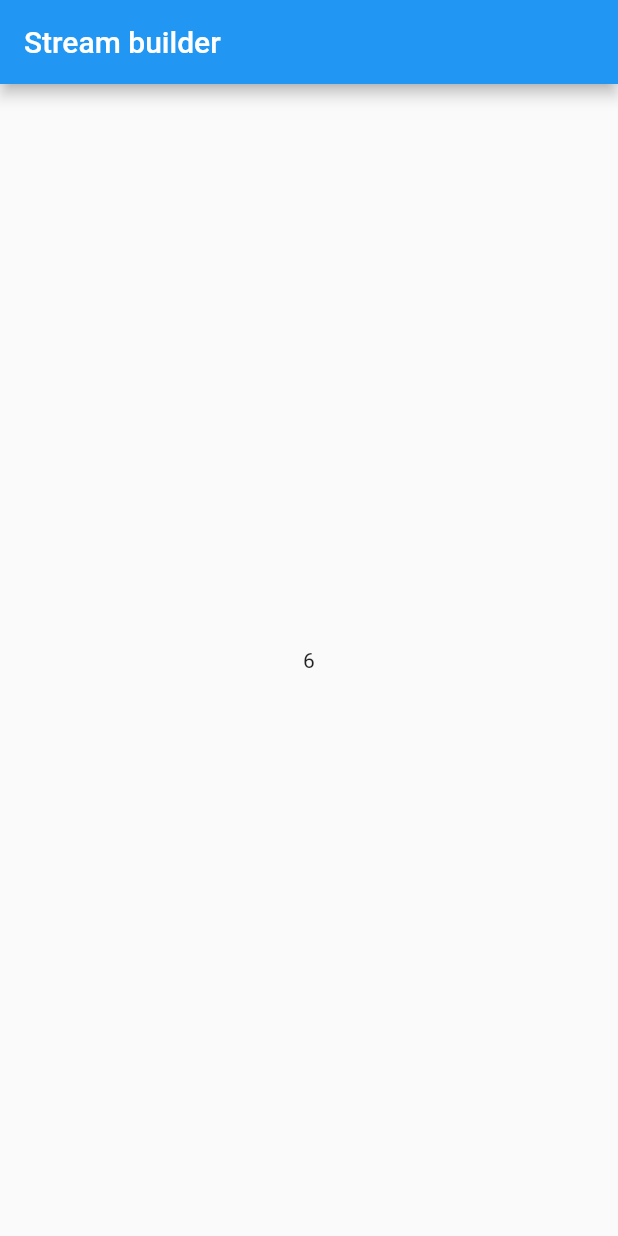
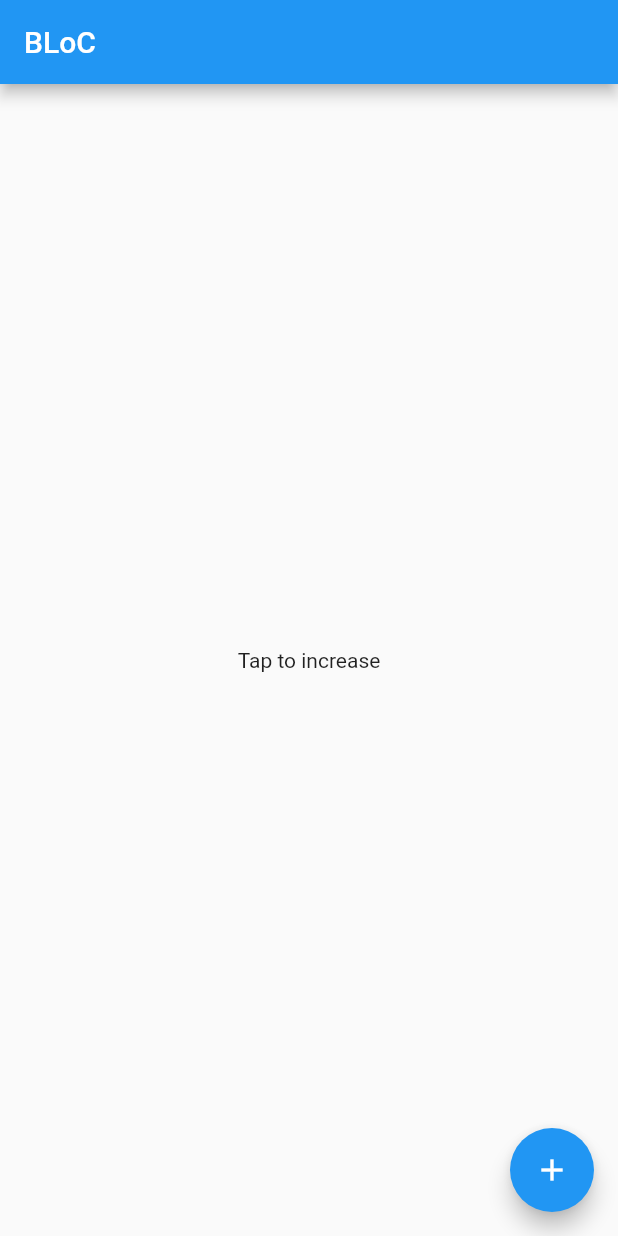
Before and after one commit to PratikChothani007/state_management, a Flutter app: the screen it shows after launch, on a phone screen of 412 x 824 dp. Run offline on Flutter 3.47's test engine with Material 2 defaults, Android fonts, the phone set to English and light mode, and no system bars.

Commit message:
Add bloc.

```diff
--- /dev/null
+++ b/lib/bloc.dart
@@ -0,0 +1,15 @@
+import 'dart:async';
+
+class MyBloc {
+  final StreamController<int> _controller = StreamController<int>();
+
+  Stream<int> get stream => _controller.stream;
+
+  Sink<int> get sink => _controller.sink;
+
+  int counter = 0;
+
+  void increment(){
+    _controller.sink.add(counter++);
+  }
+}
--- a/lib/main.dart
+++ b/lib/main.dart
@@ -1,4 +1,5 @@
 import 'package:flutter/material.dart';
+import 'package:state_management/bloc.dart';
 
 void main() {
   runApp(const MyApp());
@@ -25,24 +26,18 @@ class HomeScreen extends StatefulWidget {
 
 class _HomeScreenState extends State<HomeScreen> {
 
-  Stream<int> autoCounter() async* {
-    int count = 0;
-    while(true){
-      await Future.delayed(const Duration(seconds: 1));
-      yield count++;
-    }
-  }
+  MyBloc bloc = MyBloc();
 
   @override
   Widget build(BuildContext context) {
     return Scaffold(
       appBar: AppBar(
-        title: const Text("Stream builder"),
+        title: const Text("BLoC"),
       ),
       body: Center(
         child: StreamBuilder<int>(
           // initialData: 0,
-          stream: autoCounter(),
+          stream: bloc.stream,
           builder: (_, snapshot) {
             if (snapshot.hasError) {
               return const Text("Some thing went wrong");
@@ -50,9 +45,15 @@ class _HomeScreenState extends State<HomeScreen> {
             if (snapshot.data != null) {
               return Text(snapshot.data.toString());
             }
-            return const Text("Starting...");
+            return const Text("Tap to increase");
           },
         ),
+      ),
+      floatingActionButton: FloatingActionButton(
+        onPressed: () {
+          bloc.increment();
+        },
+        child: const Icon(Icons.add),
       ),
     );
   }
```
